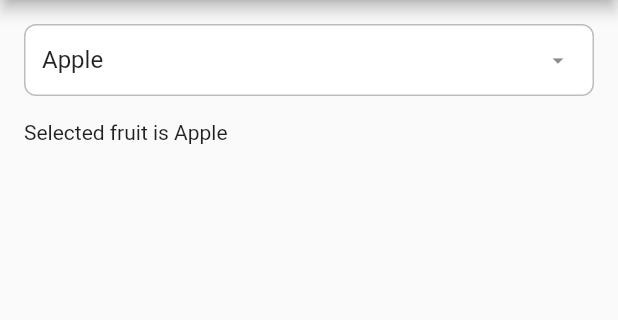
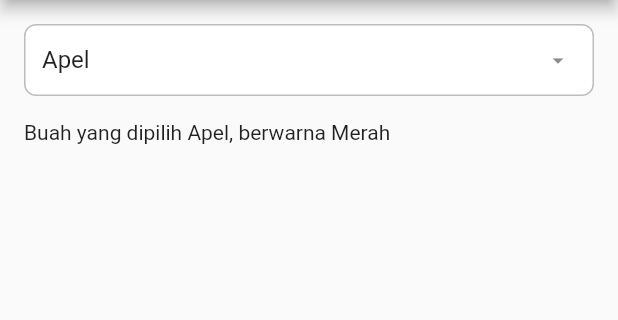
Before and after one commit to iansaimima/flutter_searchable_dropdown, a Flutter app: the screen it shows after launch, on a phone screen of 412 x 824 dp, the part 84-404 px from its top. Run offline on Flutter 3.47's test engine with Material 2 defaults, Android fonts, the phone set to English and light mode, and no system bars.

Commit message:
Update item

```diff
--- a/lib/pages/home.page.dart
+++ b/lib/pages/home.page.dart
@@ -15,9 +15,10 @@ class _HomePageState extends State<HomePage> {
   var textController = TextEditingController();
 
   List<Fruit> fruits = [
-    Fruit(name: "Apple", color: "Red"),
-    Fruit(name: "Banana", color: "Yellow"),
+    Fruit(name: "Apel", color: "Merah"),
+    Fruit(name: "Jeruk", color: "Orange"),
     Fruit(name: "Pisang", color: "Kuning"),
+    Fruit(name: "Melon", color: "Hijau"),
   ];
   Fruit? selectedFruit;
 
@@ -41,7 +42,7 @@ class _HomePageState extends State<HomePage> {
           children: <Widget>[
             SearchableDropdown<Fruit>(
               textController: textController,
-              title: "Select Fruit",
+              title: "Pilih buah",
               items: fruits,
               selectedItem: selectedFruit!,
               value: selectedFruit!.name,
@@ -57,7 +58,7 @@ class _HomePageState extends State<HomePage> {
               showSelected: true,
             ),
             const SizedBox(height: 16),
-            Text("Selected fruit is ${selectedFruit!.name}"),
+            Text("Buah yang dipilih ${selectedFruit!.name}, berwarna ${selectedFruit!.color}"),
           ],
         ),
       ),
```
